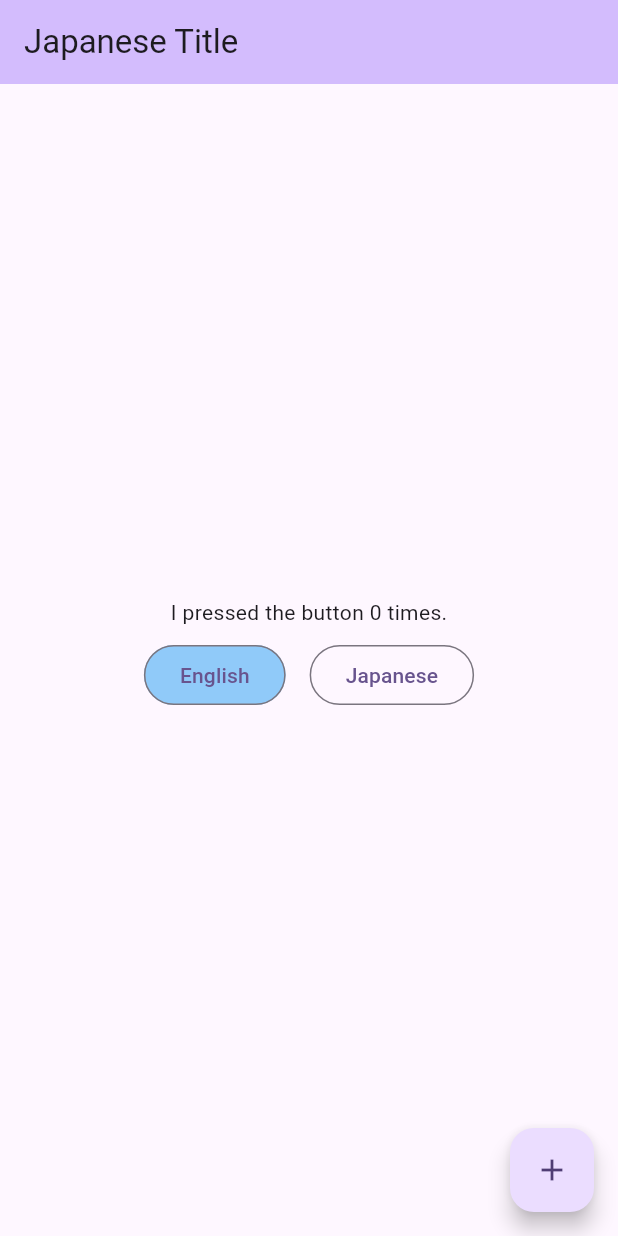
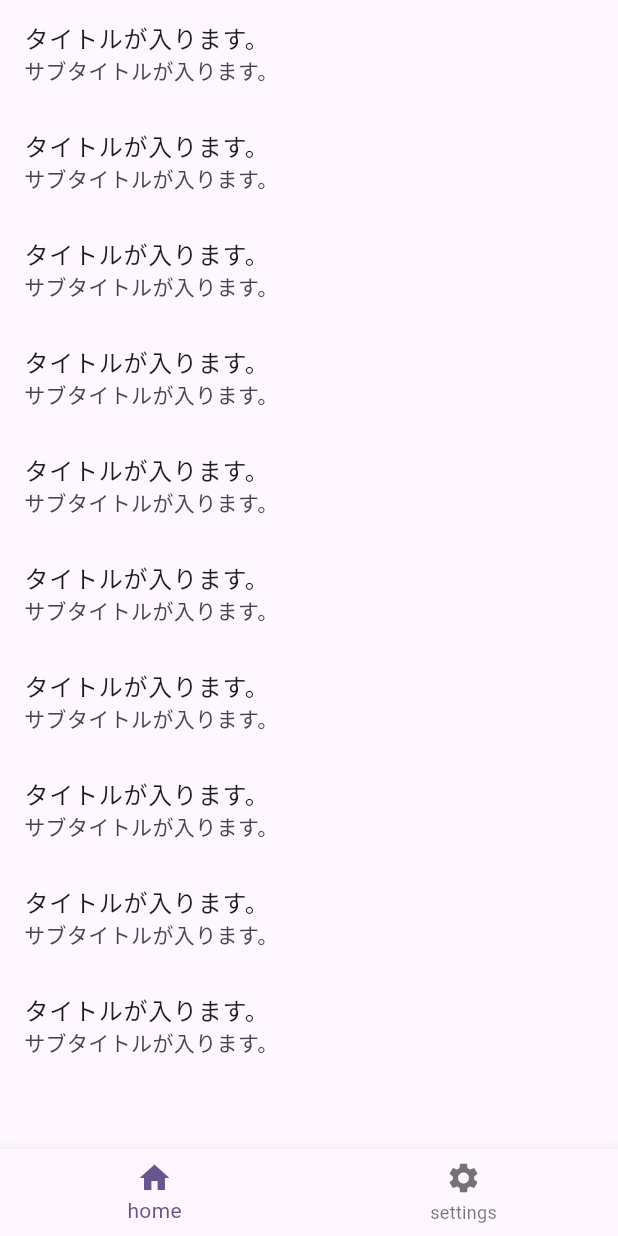
Before and after one commit to myzw1030/slang_sample, a Flutter app: the screen it shows after launch, on a phone screen of 412 x 824 dp. Run offline on Flutter 3.47's test engine with Material 3 defaults, Android fonts, the phone set to English and light mode, and no system bars; our stand-ins replace flutter_riverpod; generated files the repository leaves out were written again.

Commit message:
settingsから言語を変えれるように変更

```diff
--- a/lib/i18n/strings.i18n.json
+++ b/lib/i18n/strings.i18n.json
@@ -1,15 +1,13 @@
 {
-  "mainScreen": {
-    "title": "Japanese Title",
-    "counter": {
-      "one": "I pressed the button $n times.",
-      "other": "I pressed the button $n times."
-    },
-    "tapMe": "Push it"
+  "settings": {
+    "language": {
+      "title": "Language",
+      "currentLanguage": "English"
+    }
   },
   "locales(map)": {
     "en": "English",
-    "de": "Deutsch",
-    "ja": "Japanese"
+    "ja": "Japanese",
+    "de": "German"
   }
 }
--- a/lib/local_state.dart
+++ b/lib/local_state.dart
@@ -16,19 +16,5 @@ class LocaleNotifier extends Notifier<AppLocale> {
   }
 }
 
-class CounterNotifier extends Notifier<int> {
-  @override
-  build() {
-    return 0;
-  }
-
-  void increment() {
-    state++;
-  }
-}
-
 final localeProvider =
     NotifierProvider<LocaleNotifier, AppLocale>(LocaleNotifier.new);
-
-final counterProvider =
-    NotifierProvider<CounterNotifier, int>(CounterNotifier.new);
--- a/lib/main.dart
+++ b/lib/main.dart
@@ -3,11 +3,14 @@ import 'package:flutter_localizations/flutter_localizations.dart';
 import 'package:flutter_riverpod/flutter_riverpod.dart';
 import 'package:slang_sample/i18n/strings.g.dart';
 import 'package:slang_sample/local_state.dart';
+import 'package:slang_sample/pages/main_page.dart';
 
 void main() {
   WidgetsFlutterBinding.ensureInitialized();
+  // デバイスのロケール設定に基づいて初期化
   LocaleSettings.useDeviceLocale();
   runApp(ProviderScope(
+    // アプリ内で言語を変更時に、その変更に更新
     child: TranslationProvider(
       child: const MyApp(),
     ),
@@ -26,64 +29,13 @@ class MyApp extends ConsumerWidget {
         colorScheme: ColorScheme.fromSeed(seedColor: Colors.deepPurple),
         useMaterial3: true,
       ),
+      // 現在選択されている言語（ロケール）
       locale: currentLocale.flutterLocale,
+      // アプリがサポートする言語を定義
       supportedLocales: AppLocaleUtils.supportedLocales,
+      // 言語リソースを提供するためのデリゲートを定義
       localizationsDelegates: GlobalMaterialLocalizations.delegates,
-      home: const MyHomePage(),
+      home: const MainPage(),
     );
   }
 }
-
-class MyHomePage extends ConsumerWidget {
-  const MyHomePage({Key? key}) : super(key: key);
-
-  @override
-  Widget build(BuildContext context, WidgetRef ref) {
-    final t = Translations.of(context);
-    final counter = ref.watch(counterProvider);
-    final activeLocale = ref.watch(localeProvider);
-
-    return Scaffold(
-      appBar: AppBar(
-        backgroundColor: Theme.of(context).colorScheme.inversePrimary,
-        title: Text(t.mainScreen.title),
-      ),
-      body: Center(
-        child: Column(
-          mainAxisAlignment: MainAxisAlignment.center,
-          children: <Widget>[
-            Text(
-              t.mainScreen.counter(n: counter),
-            ),
-            Row(
-              mainAxisAlignment: MainAxisAlignment.center,
-              children: AppLocale.values.map((locale) {
-                final bool active = activeLocale == locale;
-
-                return Padding(
-                  padding: const EdgeInsets.all(8),
-                  child: OutlinedButton(
-                    style: OutlinedButton.styleFrom(
-                      backgroundColor: active ? Colors.blue.shade200 : null,
-                    ),
-                    onPressed: () {
-                      ref.read(localeProvider.notifier).changeLocale(locale);
-                    },
-                    child: Text(t.locales[locale.languageTag]!),
-                  ),
-                );
-              }).toList(),
-            ),
-          ],
-        ),
-      ),
-      floatingActionButton: FloatingActionButton(
-        onPressed: () {
-          ref.read(counterProvider.notifier).increment();
-        },
-        tooltip: context.t.mainScreen.tapMe,
-        child: const Icon(Icons.add),
-      ),
-    );
-  }
-}
--- /dev/null
+++ b/lib/pages/list_page.dart
@@ -0,0 +1,21 @@
+import 'package:flutter/material.dart';
+
+class ListPage extends StatefulWidget {
+  const ListPage({super.key});
+
+  @override
+  State<ListPage> createState() => _ListPageState();
+}
+
+class _ListPageState extends State<ListPage> {
+  @override
+  Widget build(BuildContext context) {
+    return ListView.builder(
+      itemCount: 10,
+      itemBuilder: (context, index) => const ListTile(
+        title: Text('タイトルが入ります。'),
+        subtitle: Text('サブタイトルが入ります。'),
+      ),
+    );
+  }
+}
--- /dev/null
+++ b/lib/pages/main_page.dart
@@ -0,0 +1,42 @@
+import 'package:flutter/material.dart';
+import 'package:slang_sample/pages/list_page.dart';
+import 'package:slang_sample/pages/settings_page.dart';
+
+class MainPage extends StatefulWidget {
+  const MainPage({super.key});
+
+  @override
+  State<MainPage> createState() => _MainPageState();
+}
+
+class _MainPageState extends State<MainPage> {
+  int _currentIndex = 0;
+  final _pageWidgets = [
+    const ListPage(),
+    const SettingsPage(),
+  ];
+  @override
+  Widget build(BuildContext context) {
+    return Scaffold(
+      body: _pageWidgets.elementAt(_currentIndex),
+      bottomNavigationBar: BottomNavigationBar(
+        onTap: (index) => {
+          setState(() {
+            _currentIndex = index;
+          })
+        },
+        currentIndex: _currentIndex,
+        items: const [
+          BottomNavigationBarItem(
+            icon: Icon(Icons.home),
+            label: 'home',
+          ),
+          BottomNavigationBarItem(
+            icon: Icon(Icons.settings),
+            label: 'settings',
+          ),
+        ],
+      ),
+    );
+  }
+}
```
Also changed, not shown: lib/i18n/strings_ja.i18n.json (+7 -9 lines), lib/pages/locale_page.dart (added, +39 -0 lines), lib/pages/settings_page.dart (added, +63 -0 lines), lib/i18n/strings.g.dart.
